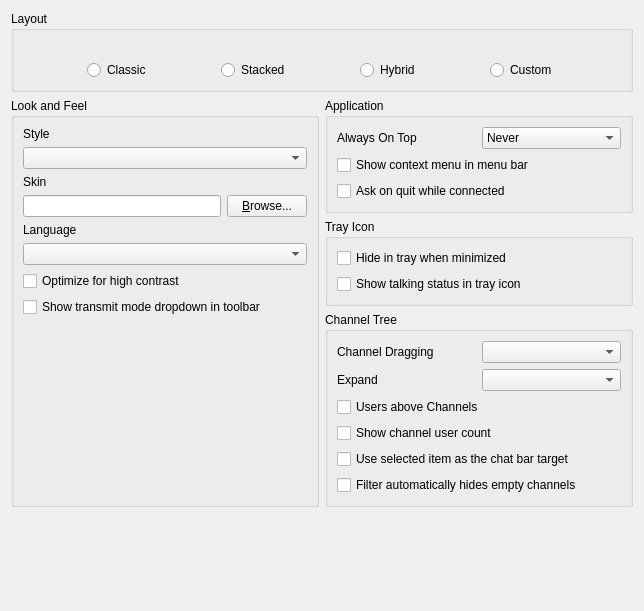
Qt form src/mumble/LookConfig.ui (mumble-voip/mumble) before a commit.
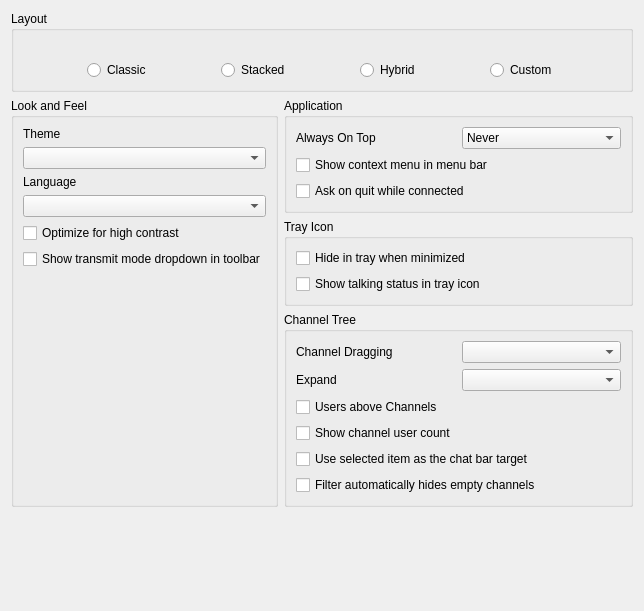
The same form after that commit. Icons and pictures are not drawn.

Commit message: Add Theme support to Mumble

Diff of the .ui file:
```diff
--- a/src/mumble/LookConfig.ui
+++ b/src/mumble/LookConfig.ui
@@ -20,58 +20,7 @@
       <string>Look and Feel</string>
      </property>
      <layout class="QGridLayout" name="gridLayout">
-      <item row="0" column="0">
-       <widget class="QLabel" name="qliStyle">
-        <property name="text">
-         <string>Style</string>
-        </property>
-       </widget>
-      </item>
-      <item row="1" column="0" colspan="2">
-       <widget class="QComboBox" name="qcbStyle">
-        <property name="toolTip">
-         <string>Basic widget style</string>
-        </property>
-        <property name="whatsThis">
-         <string>&lt;b&gt;This sets the basic look and feel to use.&lt;/b&gt;</string>
-        </property>
-       </widget>
-      </item>
-      <item row="2" column="0">
-       <widget class="QLabel" name="qliCSS">
-        <property name="text">
-         <string>Skin</string>
-        </property>
-       </widget>
-      </item>
-      <item row="3" column="0">
-       <widget class="QLineEdit" name="qleCSS">
-        <property name="toolTip">
-         <string>Skin file to use</string>
-        </property>
-        <property name="whatsThis">
-         <string>&lt;b&gt;This sets which skin Mumble should use.&lt;/b&gt;&lt;br /&gt;The skin is a style file applied on top of the basic widget style. If there are icons in the same directory as the style sheet, those will replace the default icons.</string>
-        </property>
-       </widget>
-      </item>
-      <item row="3" column="1">
-       <widget class="QPushButton" name="qpbSkinFile">
-        <property name="text">
-         <string>&amp;Browse...</string>
-        </property>
-       </widget>
-      </item>
-      <item row="4" column="0">
-       <widget class="QLabel" name="qliLanguage">
-        <property name="text">
-         <string>Language</string>
-        </property>
-        <property name="buddy">
-         <cstring>qcbLanguage</cstring>
-        </property>
-       </widget>
-      </item>
-      <item row="5" column="0" colspan="2">
+      <item row="3" column="0" colspan="2">
        <widget class="QComboBox" name="qcbLanguage">
         <property name="toolTip">
          <string>Language to use (requires restart)</string>
@@ -81,7 +30,47 @@
         </property>
        </widget>
       </item>
-      <item row="8" column="0">
+      <item row="0" column="0">
+       <widget class="QLabel" name="qliTheme">
+        <property name="text">
+         <string>Theme</string>
+        </property>
+       </widget>
+      </item>
+      <item row="1" column="0" colspan="2">
+       <widget class="QComboBox" name="qcbTheme">
+        <property name="sizePolicy">
+         <sizepolicy hsizetype="Preferred" vsizetype="Fixed">
+          <horstretch>0</horstretch>
+          <verstretch>0</verstretch>
+         </sizepolicy>
+        </property>
+        <property name="toolTip">
+         <string>Theme to use to style the user interface</string>
+        </property>
+        <property name="whatsThis">
+         <string>&lt;b&gt;Configures which theme the Mumble user interface should be styled with&lt;/b&gt;&lt;br /&gt;Mumble will pick up themes from certain directories and display them in this list. The one you select will be used to customize the visual appearance of Mumble. This includes colors, icons and more.</string>
+        </property>
+       </widget>
+      </item>
+      <item row="5" column="0" colspan="2">
+       <widget class="QCheckBox" name="qcbShowTransmitModeComboBox">
+        <property name="text">
+         <string>Show transmit mode dropdown in toolbar</string>
+        </property>
+       </widget>
+      </item>
+      <item row="4" column="0" colspan="2">
+       <widget class="QCheckBox" name="qcbHighContrast">
+        <property name="toolTip">
+         <string>Apply some high contrast optimizations for visually impaired users</string>
+        </property>
+        <property name="text">
+         <string>Optimize for high contrast</string>
+        </property>
+       </widget>
+      </item>
+      <item row="6" column="0">
        <spacer name="verticalSpacer">
         <property name="orientation">
          <enum>Qt::Vertical</enum>
@@ -94,20 +83,13 @@
         </property>
        </spacer>
       </item>
-      <item row="6" column="0" colspan="2">
-       <widget class="QCheckBox" name="qcbHighContrast">
-        <property name="toolTip">
-         <string>Apply some high contrast optimizations for visually impaired users</string>
-        </property>
+      <item row="2" column="0">
+       <widget class="QLabel" name="qliLanguage">
         <property name="text">
-         <string>Optimize for high contrast</string>
+         <string>Language</string>
         </property>
-       </widget>
-      </item>
-      <item row="7" column="0" colspan="2">
-       <widget class="QCheckBox" name="qcbShowTransmitModeComboBox">
-        <property name="text">
-         <string>Show transmit mode dropdown in toolbar</string>
+        <property name="buddy">
+         <cstring>qcbLanguage</cstring>
         </property>
        </widget>
       </item>
```
The commit also changes 9 other files.
